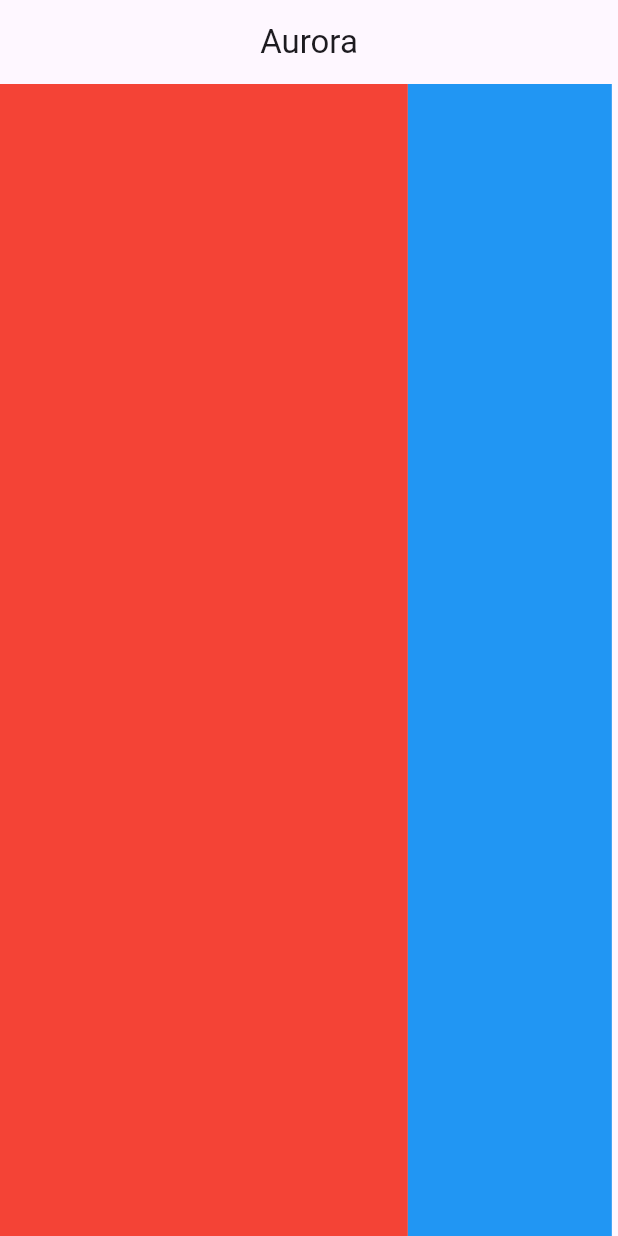
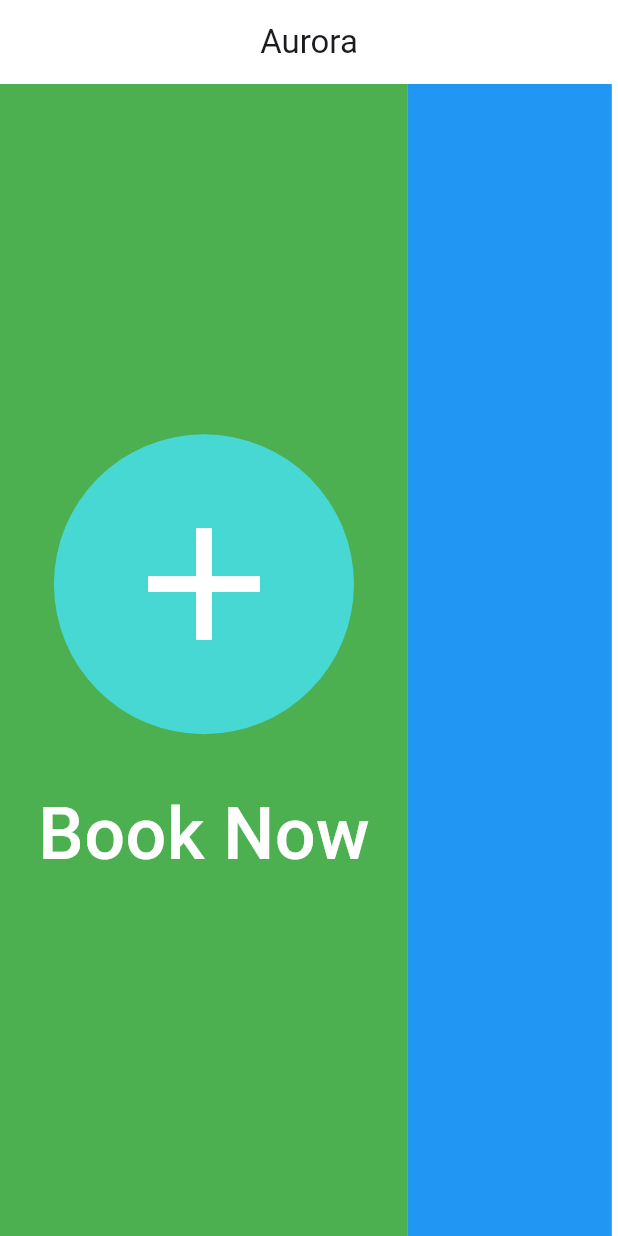
Before and after one commit to maxbaird/aurora, a Flutter app: the screen it shows after launch, on a phone screen of 412 x 824 dp. Run offline on Flutter 3.47's test engine with Material 3 defaults, Android fonts, the phone set to English and light mode, and no system bars.

Commit message:
Added available panel.

```diff
--- a/lib/aurora/presentation/aurora.dart
+++ b/lib/aurora/presentation/aurora.dart
@@ -1,3 +1,4 @@
+import 'package:aurora/core/presentation/widgets/aurora_status_panel.dart';
 import 'package:flutter/material.dart';
 
 class Aurora extends StatelessWidget {
@@ -8,10 +9,7 @@ class Aurora extends StatelessWidget {
     final screenWidth = MediaQuery.of(context).size.width;
     return Row(
       children: [
-        Container(
-          color: Colors.red,
-          width: screenWidth * 0.66,
-        ),
+        const AuroraStatusPanel(roomStatus: RoomStatus.available),
         Container(
           color: Colors.blue,
           width: screenWidth * 0.33,
--- a/lib/core/presentation/widgets/aurora_add_button.dart
+++ b/lib/core/presentation/widgets/aurora_add_button.dart
@@ -17,6 +17,7 @@ class AuroraAddButton extends StatelessWidget {
       child: Ink(
         width: 200.0,
         height: 200.0,
+        child: Container(
           decoration: const BoxDecoration(
             shape: BoxShape.circle,
             color: kAuroraCyan,
@@ -27,6 +28,7 @@ class AuroraAddButton extends StatelessWidget {
             color: kAuroraWhite,
           ),
         ),
+      ),
     );
   }
 }
--- /dev/null
+++ b/lib/core/presentation/widgets/aurora_status_panel.dart
@@ -0,0 +1,66 @@
+import 'package:aurora/core/presentation/colors.dart';
+import 'package:aurora/core/presentation/widgets/aurora_add_button.dart';
+import 'package:flutter/material.dart';
+
+enum RoomStatus {
+  booked(Colors.red),
+  available(Colors.green);
+
+  final Color color;
+  const RoomStatus(this.color);
+}
+
+class AuroraStatusPanel extends StatelessWidget {
+  const AuroraStatusPanel({super.key, required this.roomStatus});
+
+  final RoomStatus roomStatus;
+
+  Widget get _body => switch (roomStatus) {
+        RoomStatus.available => const _Available(),
+        RoomStatus.booked => const _Booked(),
+      };
+
+  @override
+  Widget build(BuildContext context) {
+    final screenWidth = MediaQuery.of(context).size.width;
+    return Container(
+      color: roomStatus.color,
+      width: screenWidth * 0.66,
+      child: _body,
+    );
+  }
+}
+
+class _Available extends StatelessWidget {
+  const _Available({super.key});
+
+  @override
+  Widget build(BuildContext context) {
+    return Column(
+      mainAxisAlignment: MainAxisAlignment.center,
+      children: [
+        AuroraAddButton(onTap: () {}),
+        const Padding(
+          padding: EdgeInsets.only(top: 32.0),
+          child: Text(
+            'Book Now',
+            style: TextStyle(
+              fontSize: 48.0,
+              color: kAuroraWhite,
+              fontWeight: FontWeight.w500,
+            ),
+          ),
+        ),
+      ],
+    );
+  }
+}
+
+class _Booked extends StatelessWidget {
+  const _Booked({super.key});
+
+  @override
+  Widget build(BuildContext context) {
+    return const Placeholder();
+  }
+}
--- a/lib/main.dart
+++ b/lib/main.dart
@@ -17,7 +17,9 @@ class MyApp extends StatelessWidget {
           useMaterial3: true,
         ),
         home: Scaffold(
+          backgroundColor: Colors.transparent,
           appBar: AppBar(
+            backgroundColor: Colors.transparent,
             title: const Text('Aurora'),
             centerTitle: true,
           ),
```
Lines whose indentation alone changed are shown as unchanged.
